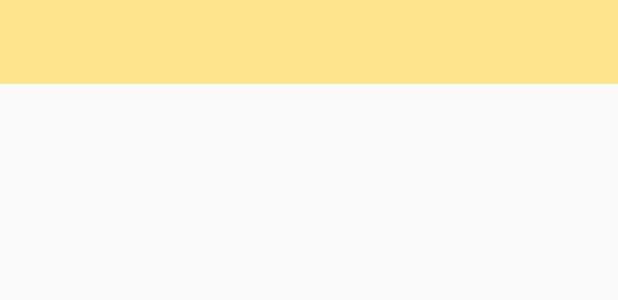
After one commit to qpalwo/NestHabit, an Android app: the layout toolbar.xml on its own in the app's theme, with its tools: preview values and no code run, on a phone screen of 412 x 824 dp. The commit adds this screen. Shown: the top 300 px of the screen. Run offline under Robolectric (Android 15) with nearby library versions, the phone set to English and light mode, and no system bars.

Commit message:
finished a little nest content layout

```diff
--- /dev/null
+++ b/app/src/main/res/layout/toolbar.xml
@@ -0,0 +1,20 @@
+<?xml version="1.0" encoding="utf-8"?>
+<android.support.v7.widget.Toolbar xmlns:android="http://schemas.android.com/apk/res/android"
+    xmlns:app="http://schemas.android.com/apk/res-auto"
+    android:id="@+id/toolbar"
+    android:layout_width="match_parent"
+    android:layout_height="?attr/actionBarSize"
+    android:background="@color/colorYellow"
+    app:popupTheme="@style/ThemeOverlay.AppCompat.Light"
+    app:theme="@style/ThemeOverlay.AppCompat.Dark.ActionBar">
+
+    <TextView
+        android:id="@+id/toolbar_title"
+        android:layout_width="wrap_content"
+        android:layout_height="wrap_content"
+        android:gravity="center"
+        android:textColor="@color/colorTextDark"
+        android:textSize="18sp"
+        android:textStyle="bold" />
+
+</android.support.v7.widget.Toolbar>
--- a/app/src/main/res/values/colors.xml
+++ b/app/src/main/res/values/colors.xml
@@ -3,4 +3,9 @@
     <color name="colorPrimary">#3F51B5</color>
     <color name="colorPrimaryDark">#303F9F</color>
     <color name="colorAccent">#FF4081</color>
+    <color name="colorYellow">#FCE58C</color>
+    <color name="colorPink">#FF8A85</color>
+    <color name="colorTextDark">#5C6B73</color>
+    <color name="colorTextGrey">#78909C</color>
+    <color name="colorWhite">#FFFFFF</color>
 </resources>
--- a/app/src/main/res/values/styles.xml
+++ b/app/src/main/res/values/styles.xml
@@ -6,6 +6,8 @@
         <item name="colorPrimary">@color/colorPrimary</item>
         <item name="colorPrimaryDark">@color/colorPrimaryDark</item>
         <item name="colorAccent">@color/colorAccent</item>
+        <item name="colorYellow">@color/colorYellow</item>
+        <item name="colorPink">@color/colorPink</item>
     </style>
 
 </resources>
--- a/gradle.properties
+++ b/gradle.properties
@@ -11,4 +11,3 @@ org.gradle.jvmargs=-Xmx1536m
 # This option should only be used with decoupled projects. More details, visit
 # http://www.gradle.org/docs/current/userguide/multi_project_builds.html#sec:decoupled_projects
 # org.gradle.parallel=true
-android.enableAapt2=false
```
Also changed, not shown: app/build.gradle (+9 -9 lines), app/src/main/AndroidManifest.xml (+9 -9 lines), app/src/main/java/com/example/nesthabit/NestContentActivity.java (added, +36 -0 lines), app/src/main/res/menu/nest_content_menu.xml (added, +17 -0 lines).
